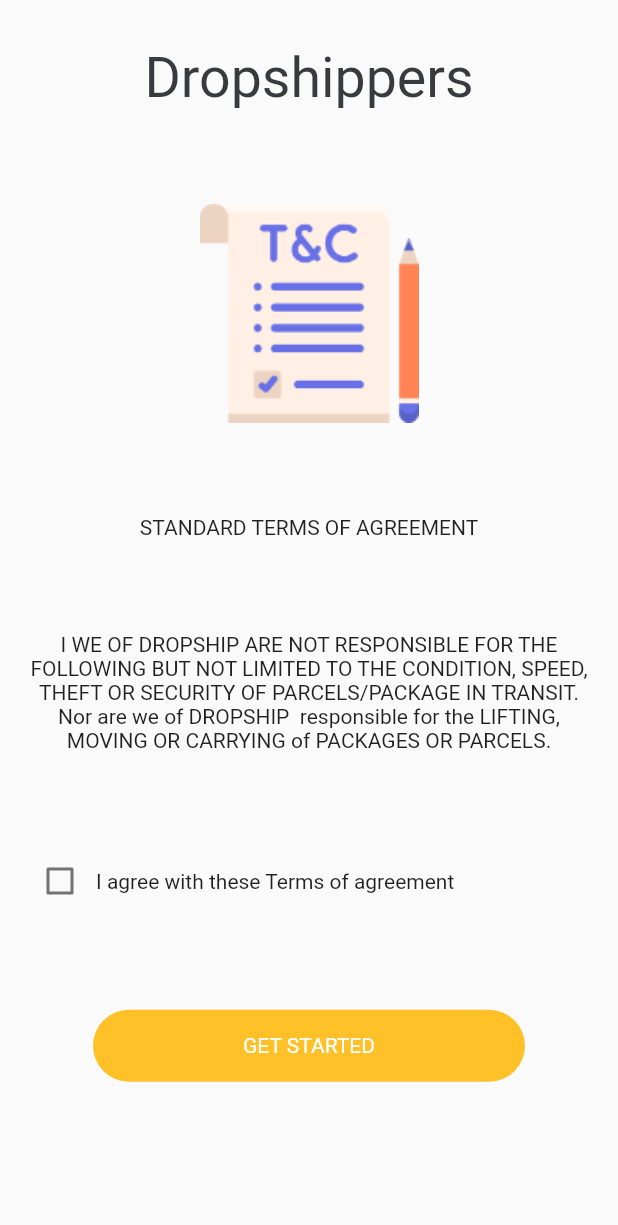
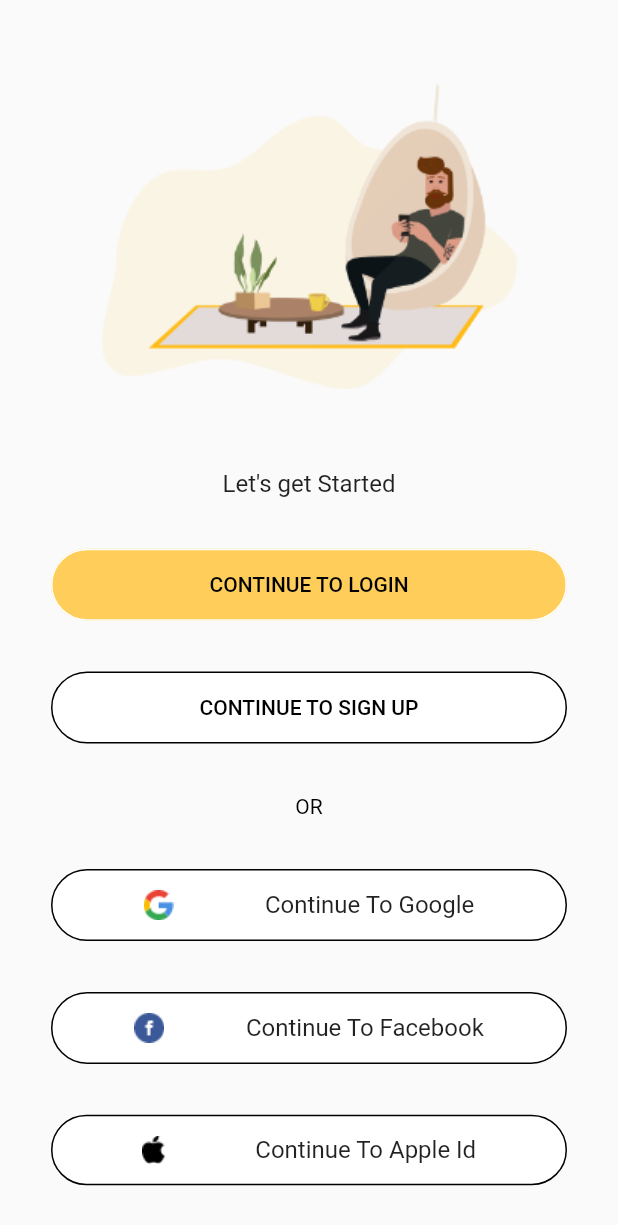
Before and after one commit to Hashimkhann1/drop-shippers, a Flutter app: the TermsCondation screen opened directly, after a tap on "GET STARTED", on a phone screen of 412 x 824 dp. Shown: the top 1225 px of the screen. Run offline on Flutter 3.47's test engine with Material 2 defaults, Android fonts, the phone set to English and light mode, and no system bars; our stand-ins replace flutter_spinkit, google_fonts, smooth_page_indicator; Roboto replaces fonts that are missing (Charm).

Commit message:
Sign upn with social and login screen ui is added

```diff
--- /dev/null
+++ b/lib/view/auth/sign_in_with_social.dart
@@ -0,0 +1,45 @@
+import 'package:dropshiper/view/auth/login.dart';
+import 'package:dropshiper/widgets/login_signinBTN.dart';
+import 'package:dropshiper/widgets/textbutton.dart';
+import 'package:flutter/material.dart';
+
+
+class SignInWithSocial extends StatefulWidget {
+  const SignInWithSocial({Key? key}) : super(key: key);
+
+  @override
+  State<SignInWithSocial> createState() => _SignInWithSocialState();
+}
+
+class _SignInWithSocialState extends State<SignInWithSocial> {
+  @override
+  Widget build(BuildContext context) {
+    return SafeArea(
+        child: Scaffold(
+          body: Container(
+            padding: EdgeInsets.symmetric(horizontal: 34.0),
+            child: Column(
+              mainAxisAlignment: MainAxisAlignment.spaceEvenly,
+              crossAxisAlignment: CrossAxisAlignment.stretch,
+              children: <Widget>[
+                Image(image: AssetImage('images/GroupSignIn.png')),
+                Text('Let\'s get Started',
+                  textAlign: TextAlign.center,
+                  style: TextStyle(
+                    fontSize: 16.0
+                  ),
+                ),
+                LoginLogOutBTN(btnTitle: 'CONTINUE TO LOGIN',btnColor: Color(0xFFFFCE5A),borderColor: Colors.white,pressed: () => Navigator.push(context, MaterialPageRoute(builder: (context) => LoginScreen())),),
+                LoginLogOutBTN(btnTitle: 'CONTINUE TO SIGN UP',btnColor: Colors.white,borderColor: Colors.black, pressed: (){},),
+                // LoginSigin(title: 'CONTINUE TO SING UP',),
+                Text('OR',textAlign:TextAlign.center,style: TextStyle(color: Colors.black),),
+                LoginSigin(title: 'Continue To Google', ImageName: 'googleIcon', onTap: () => print('google'),),
+                LoginSigin(title: 'Continue To Facebook', ImageName: 'facebookIcon', onTap: () => print('facebook')),
+                LoginSigin(title: 'Continue To Apple Id', ImageName: 'appleIcon', onTap: () => print('apple'))
+              ],
+            ),
+          ),
+        )
+    );
+  }
+}
--- a/lib/view/onboaring-screen/teremsCondition.dart
+++ b/lib/view/onboaring-screen/teremsCondition.dart
@@ -1,3 +1,4 @@
+import 'package:dropshiper/view/auth/sign_in_with_social.dart';
 import 'package:dropshiper/widgets/drposhipperText.dart';
 import 'package:flutter/material.dart';
 
@@ -11,7 +12,7 @@ class TermsCondation extends StatefulWidget {
 
 class _TermsCondationState extends State<TermsCondation> {
 
-  late bool? agree = false;
+  late bool? agree = true;
 
   @override
   Widget build(BuildContext context) {
@@ -23,7 +24,7 @@ class _TermsCondationState extends State<TermsCondation> {
               children: <Widget>[
                 // SizedBox(height: 10,),
                 DropshipperText(),
-                // SizedBox(height: 60.0,),
+                // SizedBox(height: .0,),
                 Image(image: AssetImage('images/termsAndConditionsMainIMG.png'),),
                 Text('STANDARD TERMS OF AGREEMENT',),
                 Padding(
@@ -42,9 +43,7 @@ class _TermsCondationState extends State<TermsCondation> {
                           activeColor: Colors.black,
                           onChanged: (value){
                             setState(() {
-                              print(agree);
                               agree = value;
-                              print(agree);
                             });
                           }),
                     ),
@@ -52,8 +51,8 @@ class _TermsCondationState extends State<TermsCondation> {
                   ],
                 ),
                 GestureDetector(
-                  onTap: (){
-                  //  add any properity
+                  onTap: () => {
+                    Navigator.push(context, MaterialPageRoute(builder: (context) => SignInWithSocial()))
                   },
                   child: Container(
                     padding: EdgeInsets.symmetric(horizontal: 100.0, vertical: 16.0),
--- /dev/null
+++ b/lib/widgets/login_signinBTN.dart
@@ -0,0 +1,35 @@
+import 'package:flutter/material.dart';
+// import 'package:flutter_signin_button/flutter_signin_button.dart';
+
+class LoginSigin extends StatelessWidget {
+
+  LoginSigin({this.title, this.ImageName, this.onTap});
+
+  String? title;
+  String? ImageName;
+  VoidCallback? onTap;
+
+
+  @override
+  Widget build(BuildContext context) {
+    return GestureDetector(
+      onTap: onTap,
+      child: Container(
+        padding: EdgeInsets.symmetric(vertical: 13.0),
+        decoration: BoxDecoration(
+          color: Colors.white,
+          borderRadius: BorderRadius.circular(24.0),
+          border: Border.all(color: Colors.black,width: 1.0)
+        ),
+        child: Row(
+          mainAxisAlignment: MainAxisAlignment.spaceEvenly,
+          crossAxisAlignment: CrossAxisAlignment.center,
+          children: <Widget>[
+            Image(image:  AssetImage('images/$ImageName.png')),
+            Text(title.toString(),style: TextStyle(fontSize: 16.0),)
+          ],
+        )
+      ),
+    );
+  }
+}
--- /dev/null
+++ b/lib/widgets/textbutton.dart
@@ -0,0 +1,25 @@
+import 'package:flutter/material.dart';
+
+class LoginLogOutBTN extends StatelessWidget {
+  LoginLogOutBTN({this.btnColor,this.btnTitle,this.borderColor,this.pressed});
+
+  String? btnTitle;
+  Color? btnColor;
+  Color? borderColor;
+  VoidCallback? pressed;
+
+  @override
+  Widget build(BuildContext context) {
+    return TextButton(
+        style: TextButton.styleFrom(
+            backgroundColor: btnColor,
+            padding: EdgeInsets.only(top: 16.0,bottom: 16.0),
+            shape: RoundedRectangleBorder(
+                borderRadius: BorderRadius.circular(24.0)
+            ),
+            side: BorderSide(color: borderColor!)
+        ),
+        onPressed: pressed, child: Text(btnTitle.toString(),style: TextStyle(color: Colors.black),)
+    );
+  }
+}
--- a/pubspec.yaml
+++ b/pubspec.yaml
@@ -37,6 +37,7 @@ dependencies:
   flutter_spinkit: ^5.1.0
   google_fonts: ^3.0.1
   smooth_page_indicator: ^1.0.0+2
+  flutter_signin_button: ^2.0.0
 
 
 dev_dependencies:
```
Also changed, not shown: lib/utils/colors.dart (added, +8 -0 lines), lib/view/auth/login.dart (added, +97 -0 lines), lib/view/onboaring-screen/onboardingScreen.dart (+4 -35 lines), lib/widgets/onboardingscreens.dart (added, +32 -0 lines), images/GroupSignIn.png (added), images/appleIcon.png (added), images/facebookIcon.png (added), images/googleIcon.png (added), images/loginBottomIMG.png (added), pubspec.lock.
